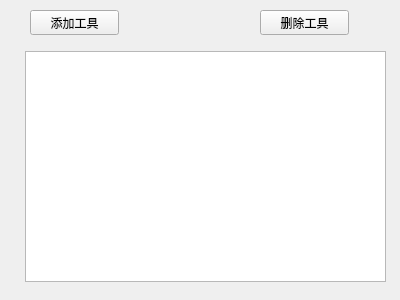
Before: the Qt Designer form toolwidget.ui in vince7839/GmsAutoTool, drawn with Qt 5.
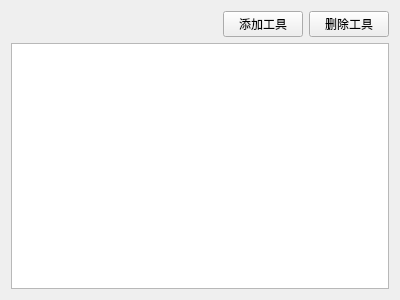
After: the same form once the commit is applied.

Diff of the .ui file:
```diff
--- a/toolwidget.ui
+++ b/toolwidget.ui
@@ -13,42 +13,42 @@
   <property name="windowTitle">
    <string>Form</string>
   </property>
-  <widget class="QTableWidget" name="tool_table_widget">
-   <property name="geometry">
-    <rect>
-     <x>25</x>
-     <y>51</y>
-     <width>361</width>
-     <height>231</height>
-    </rect>
-   </property>
-  </widget>
+  <layout class="QVBoxLayout" name="verticalLayout">
+   <item>
+    <layout class="QHBoxLayout" name="horizontalLayout">
+     <item>
+      <spacer name="horizontalSpacer">
+       <property name="orientation">
+        <enum>Qt::Horizontal</enum>
+       </property>
+       <property name="sizeHint" stdset="0">
+        <size>
+         <width>40</width>
+         <height>20</height>
+        </size>
+       </property>
+      </spacer>
+     </item>
+     <item>
   <widget class="QPushButton" name="btn_add_tool">
-   <property name="geometry">
-    <rect>
-     <x>30</x>
-     <y>10</y>
-     <width>89</width>
-     <height>25</height>
-    </rect>
-   </property>
    <property name="text">
     <string>添加工具</string>
    </property>
   </widget>
+     </item>
+     <item>
   <widget class="QPushButton" name="btn_del_tool">
-   <property name="geometry">
-    <rect>
-     <x>260</x>
-     <y>10</y>
-     <width>89</width>
-     <height>25</height>
-    </rect>
-   </property>
    <property name="text">
     <string>删除工具</string>
    </property>
   </widget>
+     </item>
+    </layout>
+   </item>
+   <item>
+    <widget class="QListWidget" name="tool_listWidget"/>
+   </item>
+  </layout>
  </widget>
  <resources/>
  <connections/>
```
Lines whose indentation alone changed are shown as unchanged.
